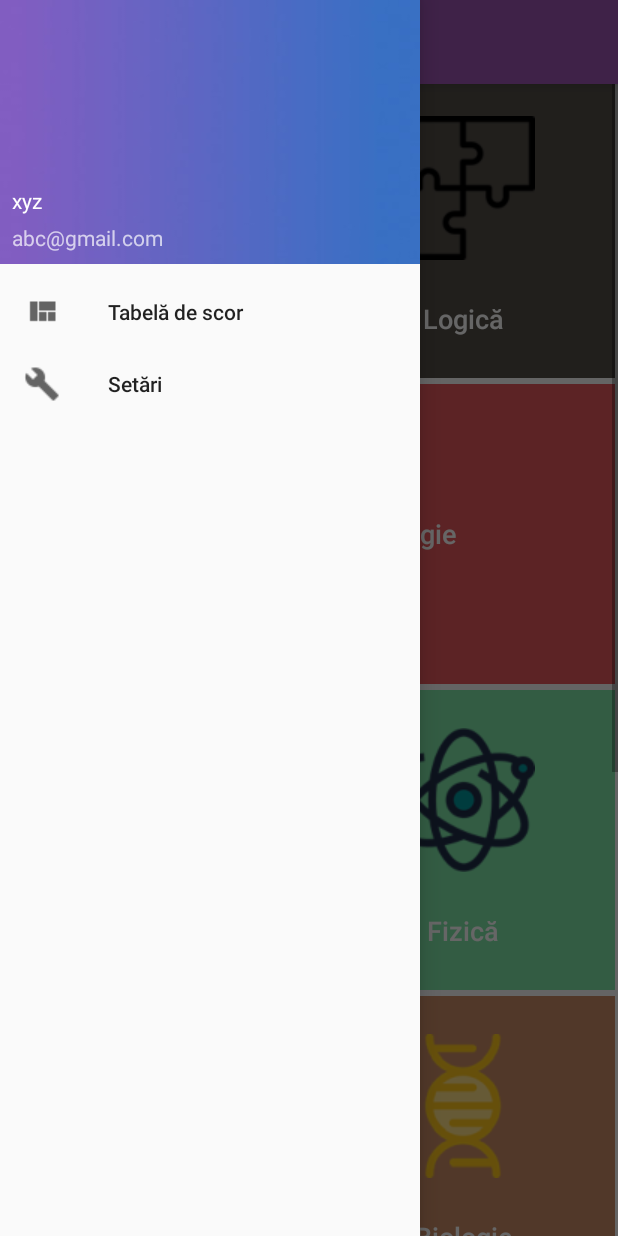
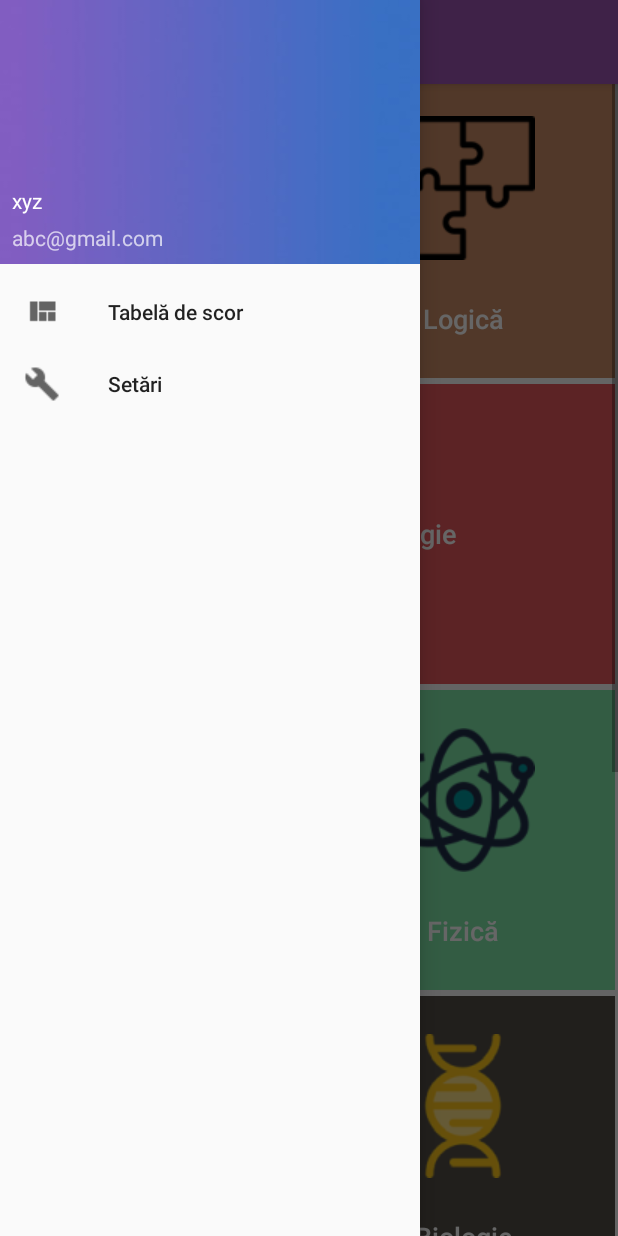
Before and after one commit to SimonaMihaiM/Liceum, an Android app: the Navigation screen opened directly, with no data from a screen before it, with the side drawer open, on a phone screen of 412 x 824 dp. Run offline under Robolectric (Android 15) with nearby library versions, the phone set to English and light mode, and no system bars.

Commit message:
Add colors to resources and swap Biology 7 and Logic 2

```diff
--- a/app/src/main/res/layout/navigation_content.xml
+++ b/app/src/main/res/layout/navigation_content.xml
@@ -25,12 +25,12 @@
                 android:layout_height="200dp"
                 android:layout_margin="2dp"
                 android:layout_weight="1"
-                android:background="#f0eb79"
+                android:background="@color/colorC1Background"
                 android:drawableTop="@drawable/pc"
                 android:paddingTop="25dp"
                 android:text="@string/computer"
                 android:textAllCaps="false"
-                android:textColor="#2f2e2e"
+                android:textColor="@color/colorTextDark"
                 android:textSize="18sp" />
 
             <Button
@@ -40,12 +40,12 @@
                 android:layout_height="200dp"
                 android:layout_margin="2dp"
                 android:layout_weight="1"
-                android:background="#524d47"
+                android:background="@color/colorC7Background"
                 android:drawableTop="@drawable/sport"
                 android:paddingTop="25dp"
                 android:text="@string/sports"
                 android:textAllCaps="false"
-                android:textColor="#ffffff"
+                android:textColor="@color/colorTextLight"
                 android:textSize="18sp" />
         </LinearLayout>
 
@@ -61,13 +61,13 @@
                 android:layout_height="200dp"
                 android:layout_margin="2dp"
                 android:layout_weight="1"
-                android:background="#e7595d"
+                android:background="@color/colorC3Background"
                 android:drawableStart="@drawable/invention"
                 android:foreground="?attr/selectableItemBackground"
                 android:paddingStart="45dp"
                 android:text="@string/inventions"
                 android:textAllCaps="false"
-                android:textColor="#fff"
+                android:textColor="@color/colorTextLight"
                 android:textSize="18sp"
                 tools:ignore="RtlSymmetry" />
         </LinearLayout>
@@ -84,13 +84,13 @@
                 android:layout_height="200dp"
                 android:layout_margin="2dp"
                 android:layout_weight="1"
-                android:background="#a084d1"
+                android:background="@color/colorC4Background"
                 android:drawableTop="@drawable/generalk"
                 android:foreground="?attr/selectableItemBackground"
                 android:paddingTop="25dp"
                 android:text="@string/general_knowledge"
                 android:textAllCaps="false"
-                android:textColor="#fff"
+                android:textColor="@color/colorTextLight"
                 android:textSize="18sp" />
 
             <Button
@@ -100,13 +100,13 @@
                 android:layout_height="200dp"
                 android:layout_margin="2dp"
                 android:layout_weight="1"
-                android:background="#80e7a9"
+                android:background="@color/colorC5Background"
                 android:drawableTop="@drawable/science"
                 android:foreground="?attr/selectableItemBackground"
                 android:paddingTop="25dp"
                 android:text="@string/science"
                 android:textAllCaps="false"
-                android:textColor="#fff"
+                android:textColor="@color/colorTextLight"
                 android:textSize="18sp" />
         </LinearLayout>
 
@@ -122,13 +122,13 @@
                 android:layout_height="200dp"
                 android:layout_margin="2dp"
                 android:layout_weight="1"
-                android:background="#d9dbd0"
+                android:background="@color/colorC6Background"
                 android:drawableTop="@drawable/english"
                 android:foreground="?attr/selectableItemBackground"
                 android:paddingTop="40dp"
                 android:text="@string/english"
                 android:textAllCaps="false"
-                android:textColor="#2f2e2e"
+                android:textColor="@color/colorTextDark"
                 android:textSize="18sp" />
 
             <Button
@@ -138,13 +138,13 @@
                 android:layout_height="200dp"
                 android:layout_margin="2dp"
                 android:layout_weight="1"
-                android:background="#cc8d66"
+                android:background="@color/colorC2Background"
                 android:drawableTop="@drawable/books"
                 android:foreground="?attr/selectableItemBackground"
                 android:paddingTop="25dp"
                 android:text="@string/books"
                 android:textAllCaps="false"
-                android:textColor="#fff"
+                android:textColor="@color/colorTextLight"
                 android:textSize="18sp" />
         </LinearLayout>
 
@@ -161,13 +161,13 @@
                 android:layout_height="200dp"
                 android:layout_margin="2dp"
                 android:layout_weight="1"
-                android:background="#63c28c"
+                android:background="@color/colorC8Background"
                 android:drawableStart="@drawable/maths"
                 android:foreground="?attr/selectableItemBackground"
                 android:paddingStart="35dp"
                 android:text="@string/mathematics"
                 android:textAllCaps="false"
-                android:textColor="#fff"
+                android:textColor="@color/colorTextLight"
                 android:textSize="18sp"
                 tools:ignore="RtlSymmetry" />
         </LinearLayout>
@@ -183,13 +183,13 @@
                 android:layout_width="0dp"
                 android:layout_height="200dp"
                 android:layout_weight="1"
-                android:background="#f71735"
+                android:background="@color/colorC9Background"
                 android:drawableTop="@drawable/capital"
                 android:foreground="?attr/selectableItemBackground"
                 android:paddingTop="25dp"
                 android:text="@string/capitals"
                 android:textAllCaps="false"
-                android:textColor="#fff"
+                android:textColor="@color/colorTextLight"
                 android:textSize="18sp" />
 
             <Button
@@ -198,13 +198,13 @@
                 android:layout_width="0dp"
                 android:layout_height="200dp"
                 android:layout_weight="1"
-                android:background="#88a6db"
+                android:background="@color/colorC10Background"
                 android:drawableTop="@drawable/currency"
                 android:foreground="?attr/selectableItemBackground"
                 android:paddingTop="25dp"
                 android:text="@string/currency"
                 android:textAllCaps="false"
-                android:textColor="#fff"
+                android:textColor="@color/colorTextLight"
                 android:textSize="18sp" />
         </LinearLayout>
 
--- a/app/src/main/res/values/colors.xml
+++ b/app/src/main/res/values/colors.xml
@@ -3,4 +3,16 @@
     <color name="colorPrimary">#008577</color>
     <color name="colorPrimaryDark">#00574B</color>
     <color name="colorAccent">#D81B60</color>
+    <color name="colorTextLight">#ffffff</color>
+    <color name="colorTextDark">#2f2e2e</color>
+    <color name="colorC1Background">#f0eb79</color>
+    <color name="colorC2Background">#524d47</color>
+    <color name="colorC3Background">#e7595d</color>
+    <color name="colorC4Background">#a084d1</color>
+    <color name="colorC5Background">#80e7a9</color>
+    <color name="colorC6Background">#d9dbd0</color>
+    <color name="colorC7Background">#cc8d66</color>
+    <color name="colorC8Background">#63c28c</color>
+    <color name="colorC9Background">#f71735</color>
+    <color name="colorC10Background">#88a6db</color>
 </resources>
```
